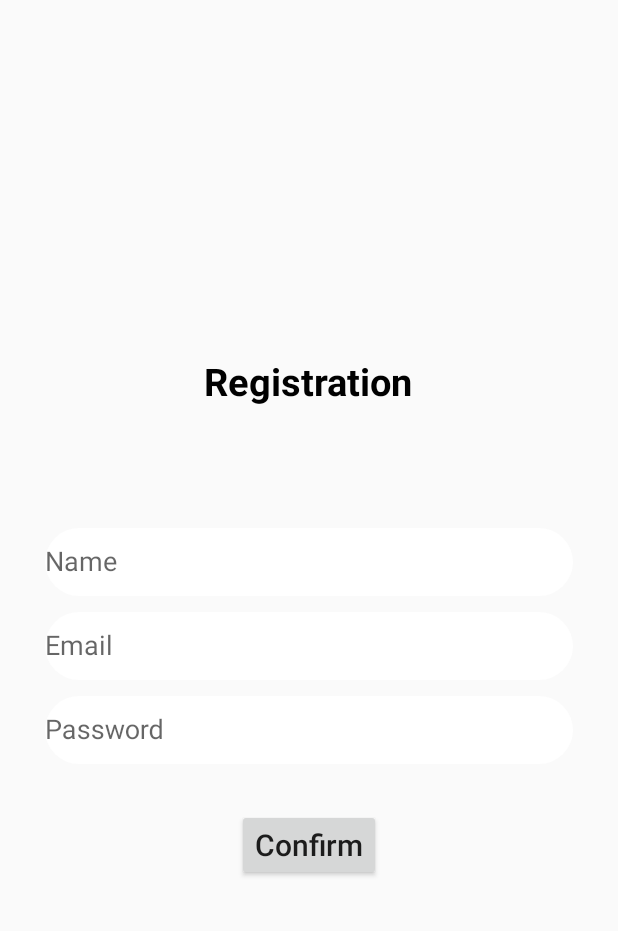
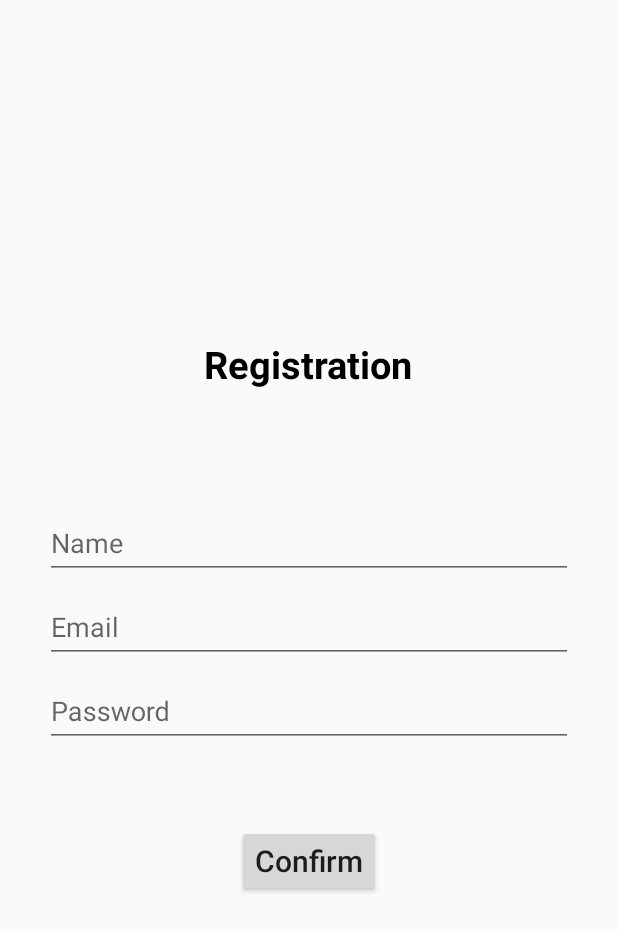
Before and after one commit to dotD4xe/PsychoApplication, an Android app: the RegistrationFragment screen opened through its navigation route, on a phone screen of 412 x 824 dp. Shown: the top 931 px of the screen. Run offline under Robolectric (Android 15) with nearby library versions, the phone set to English and light mode, and no system bars; our stand-ins replace Firebase (no records; nobody signed in at launch, a user with empty details on screens opened directly); 1 statement that could not run was skipped.

Commit message:
new registration

```diff
--- a/app/src/main/java/com/example/psychoapplication/ui/SplashFragment.kt
+++ b/app/src/main/java/com/example/psychoapplication/ui/SplashFragment.kt
@@ -37,7 +37,7 @@ class SplashFragment : Fragment() {
                 val action = SplashFragmentDirections.actionSplashFragmentToRegistrationFragment()
                 this.findNavController().navigate(action)
             }
-        }, 3000)
+        }, 1500)
 
     }
 
--- a/app/src/main/res/layout/fragment_registration.xml
+++ b/app/src/main/res/layout/fragment_registration.xml
@@ -27,7 +27,8 @@
         <com.google.android.material.textfield.TextInputEditText
             android:layout_height="45dp"
             android:layout_width="match_parent"
-            android:background="@drawable/background_shape"
+            android:maxLines="1"
+            android:inputType="text"
             />
     </com.google.android.material.textfield.TextInputLayout>
 
@@ -40,7 +41,8 @@
         <com.google.android.material.textfield.TextInputEditText
             android:layout_height="45dp"
             android:layout_width="match_parent"
-            android:background="@drawable/background_shape"
+            android:maxLines="1"
+            android:inputType="textEmailAddress"
             />
     </com.google.android.material.textfield.TextInputLayout>
 
@@ -52,10 +54,19 @@
 
         <com.google.android.material.textfield.TextInputEditText
             android:layout_width="match_parent"
-            android:background="@drawable/background_shape"
             android:layout_height="45dp"
+            android:maxLines="1"
+            android:inputType="textPassword"
             />
     </com.google.android.material.textfield.TextInputLayout>
+
+    <TextView
+        android:id="@+id/errorText"
+        android:layout_width="wrap_content"
+        android:layout_height="wrap_content"
+        tools:text="user is already reg"
+        android:textSize="16sp"
+        android:textColor="#FF0000"/>
 
     <Button
         android:id="@+id/confirmButton"
--- a/app/src/main/res/layout/fragment_splash.xml
+++ b/app/src/main/res/layout/fragment_splash.xml
@@ -16,6 +16,7 @@
         android:layout_height="wrap_content"
         android:textSize="55sp"
         android:text="Psycho"
+        android:textColor="@color/black"
         android:textStyle="bold|normal"
         android:layout_gravity="center"/>
 
--- a/app/src/main/res/values/strings.xml
+++ b/app/src/main/res/values/strings.xml
@@ -9,4 +9,9 @@
     <string name="password">Password</string>
     <string name="confirm">Confirm</string>
     <string name="logout">Logout</string>
+    <string name="login_to_continue">Login to continue</string>
+    <string name="email_login">Email</string>
+    <string name="password_login">Password</string>
+    <string name="i_don_t_have_an_account">I don\'t have an account</string>
+    <string name="login">Login</string>
 </resources>
```
Also changed, not shown: app/src/main/java/com/example/psychoapplication/ui/LoginFragment.kt (+34 -14 lines), app/src/main/java/com/example/psychoapplication/ui/RegistrationFragment.kt (+41 -18 lines), app/src/main/res/layout/fragment_login.xml (+6 -4 lines).
